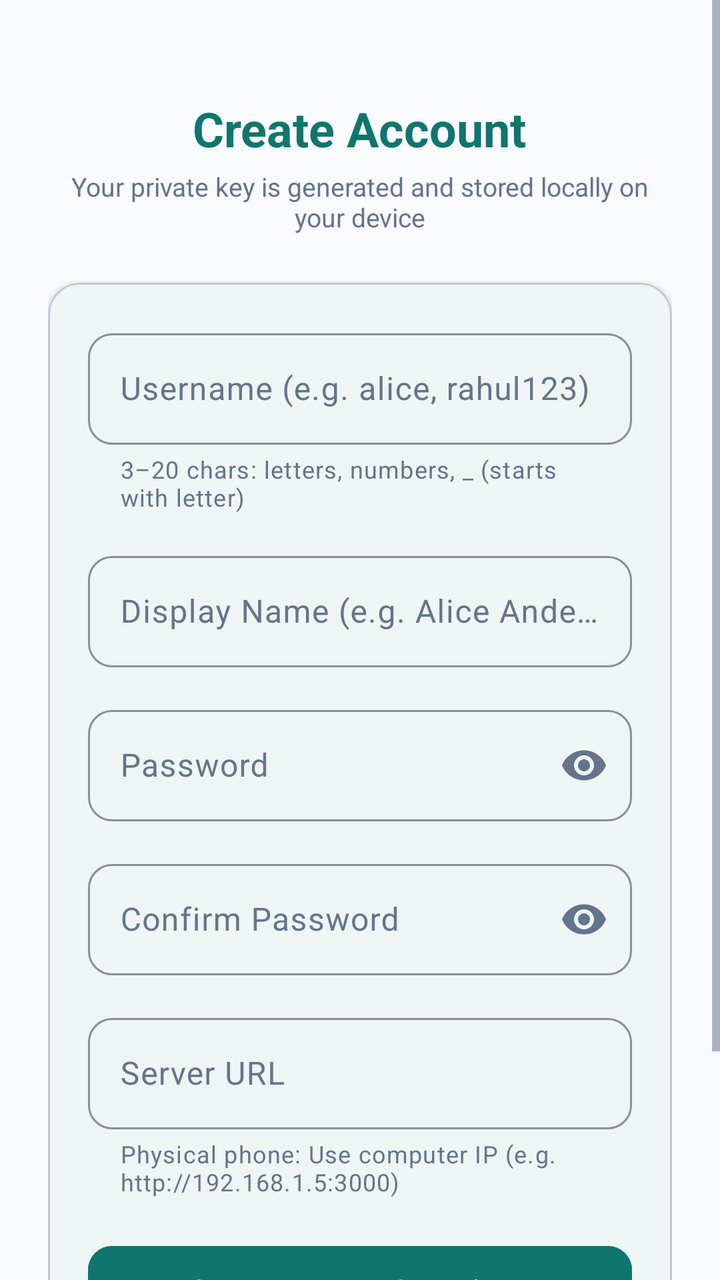
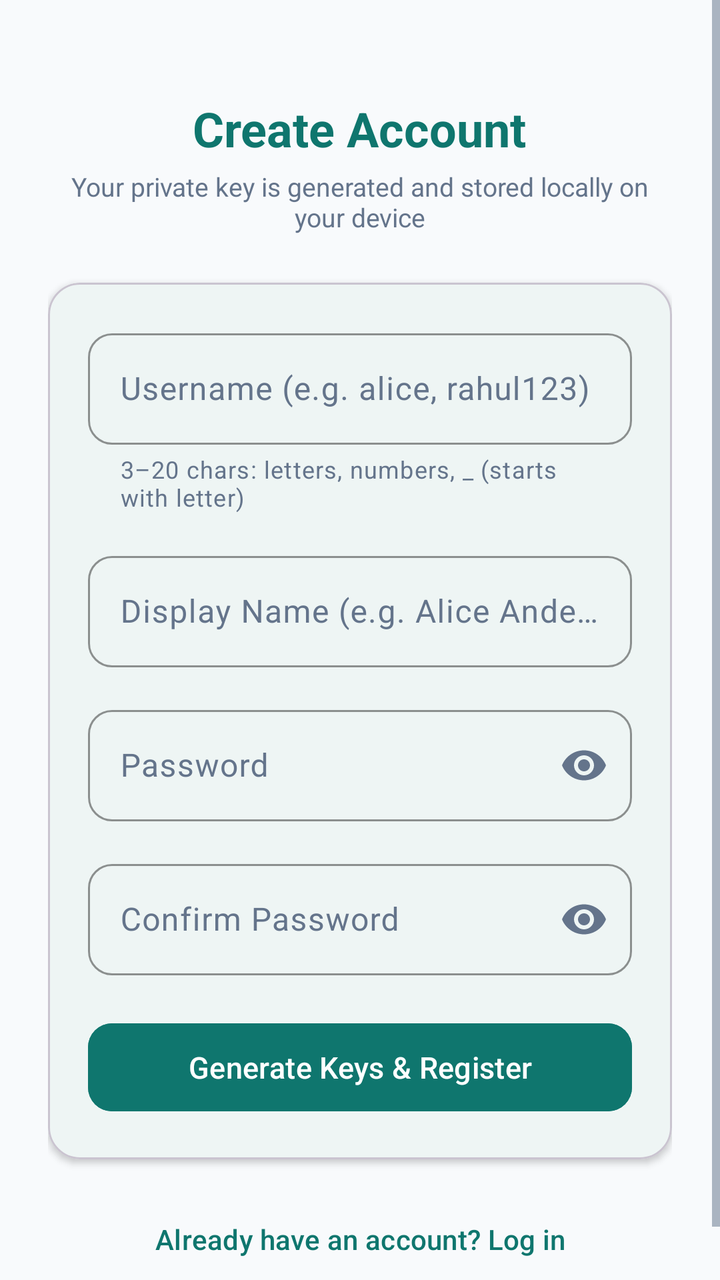

Two renders of the same Android screen: before a commit and after it. Below are the layout's source before the change and the commit's diff.
<!-- AndroidManifest.xml: application theme Theme.SimpleE2EEChat -->
<!-- res/layout/activity_register.xml -->
<?xml version="1.0" encoding="utf-8"?>
<ScrollView xmlns:android="http://schemas.android.com/apk/res/android"
    xmlns:app="http://schemas.android.com/apk/res-auto"
    android:layout_width="match_parent"
    android:layout_height="match_parent"
    android:fillViewport="true"
    android:background="@color/background_light">

    <LinearLayout
        android:layout_width="match_parent"
        android:layout_height="wrap_content"
        android:orientation="vertical"
        android:padding="24dp"
        android:gravity="center_horizontal">

        <TextView
            android:layout_width="wrap_content"
            android:layout_height="wrap_content"
            android:layout_marginTop="24dp"
            android:text="@string/register_title"
            android:textColor="@color/primary"
            android:textSize="24sp"
            android:textStyle="bold" />

        <TextView
            android:layout_width="wrap_content"
            android:layout_height="wrap_content"
            android:layout_marginTop="4dp"
            android:gravity="center"
            android:text="@string/register_subtitle"
            android:textColor="@color/text_secondary"
            android:textSize="13sp" />

        <com.google.android.material.card.MaterialCardView
            android:layout_width="match_parent"
            android:layout_height="wrap_content"
            android:layout_marginTop="24dp"
            app:cardCornerRadius="16dp"
            app:cardElevation="2dp"
            app:cardBackgroundColor="@color/surface_light">

            <LinearLayout
                android:layout_width="match_parent"
                android:layout_height="wrap_content"
                android:orientation="vertical"
                android:padding="20dp">

                
                <com.google.android.material.textfield.TextInputLayout
                    android:id="@+id/tilUsername"
                    android:layout_width="match_parent"
                    android:layout_height="wrap_content"
                    android:hint="@string/username_hint"
                    android:textColorHint="@color/text_secondary"
                    app:helperText="3–20 chars: letters, numbers, _ (starts with letter)"
                    app:helperTextTextColor="@color/text_secondary"
                    app:boxBackgroundMode="outline"
                    app:boxCornerRadiusTopStart="12dp"
                    app:boxCornerRadiusTopEnd="12dp"
                    app:boxCornerRadiusBottomStart="12dp"
                    app:boxCornerRadiusBottomEnd="12dp"
                    app:boxStrokeColor="@color/primary"
                    app:hintTextColor="@color/primary">

                    <com.google.android.material.textfield.TextInputEditText
                        android:id="@+id/etUsername"
                        android:layout_width="match_parent"
                        android:layout_height="wrap_content"
                        android:inputType="textNoSuggestions"
                        android:maxLines="1"
                        android:textColor="@color/text_primary"
                        android:textColorHint="@color/text_muted" />
                </com.google.android.material.textfield.TextInputLayout>

                
                <com.google.android.material.textfield.TextInputLayout
                    android:id="@+id/tilDisplayName"
                    android:layout_width="match_parent"
                    android:layout_height="wrap_content"
                    android:layout_marginTop="16dp"
                    android:hint="@string/display_name_hint"
                    android:textColorHint="@color/text_secondary"
                    app:boxBackgroundMode="outline"
                    app:boxCornerRadiusTopStart="12dp"
                    app:boxCornerRadiusTopEnd="12dp"
                    app:boxCornerRadiusBottomStart="12dp"
                    app:boxCornerRadiusBottomEnd="12dp"
                    app:boxStrokeColor="@color/primary"
                    app:hintTextColor="@color/primary">

                    <com.google.android.material.textfield.TextInputEditText
                        android:id="@+id/etDisplayName"
                        android:layout_width="match_parent"
                        android:layout_height="wrap_content"
                        android:inputType="textPersonName"
                        android:maxLines="1"
                        android:textColor="@color/text_primary"
                        android:textColorHint="@color/text_muted" />
                </com.google.android.material.textfield.TextInputLayout>

                
                <com.google.android.material.textfield.TextInputLayout
                    android:id="@+id/tilPassword"
                    android:layout_width="match_parent"
                    android:layout_height="wrap_content"
                    android:layout_marginTop="16dp"
                    android:hint="@string/password_hint"
                    android:textColorHint="@color/text_secondary"
                    app:boxBackgroundMode="outline"
                    app:boxCornerRadiusTopStart="12dp"
                    app:boxCornerRadiusTopEnd="12dp"
                    app:boxCornerRadiusBottomStart="12dp"
                    app:boxCornerRadiusBottomEnd="12dp"
                    app:boxStrokeColor="@color/primary"
                    app:hintTextColor="@color/primary"
                    app:endIconMode="password_toggle"
                    app:endIconTint="@color/text_secondary">

                    <com.google.android.material.textfield.TextInputEditText
                        android:id="@+id/etPassword"
                        android:layout_width="match_parent"
                        android:layout_height="wrap_content"
                        android:inputType="textPassword"
                        android:maxLines="1"
                        android:textColor="@color/text_primary"
                        android:textColorHint="@color/text_muted" />
                </com.google.android.material.textfield.TextInputLayout>

                
                <com.google.android.material.textfield.TextInputLayout
                    android:id="@+id/tilConfirmPassword"
                    android:layout_width="match_parent"
                    android:layout_height="wrap_content"
                    android:layout_marginTop="16dp"
                    android:hint="@string/confirm_password_hint"
                    android:textColorHint="@color/text_secondary"
                    app:boxBackgroundMode="outline"
                    app:boxCornerRadiusTopStart="12dp"
                    app:boxCornerRadiusTopEnd="12dp"
                    app:boxCornerRadiusBottomStart="12dp"
                    app:boxCornerRadiusBottomEnd="12dp"
                    app:boxStrokeColor="@color/primary"
                    app:hintTextColor="@color/primary"
                    app:endIconMode="password_toggle"
                    app:endIconTint="@color/text_secondary">

                    <com.google.android.material.textfield.TextInputEditText
                        android:id="@+id/etConfirmPassword"
                        android:layout_width="match_parent"
                        android:layout_height="wrap_content"
                        android:inputType="textPassword"
                        android:maxLines="1"
                        android:textColor="@color/text_primary"
                        android:textColorHint="@color/text_muted" />
                </com.google.android.material.textfield.TextInputLayout>

                
                <com.google.android.material.textfield.TextInputLayout
                    android:id="@+id/tilServerUrl"
                    android:layout_width="match_parent"
                    android:layout_height="wrap_content"
                    android:layout_marginTop="16dp"
                    android:hint="Server URL"
                    android:textColorHint="@color/text_secondary"
                    app:boxBackgroundMode="outline"
                    app:boxCornerRadiusTopStart="12dp"
                    app:boxCornerRadiusTopEnd="12dp"
                    app:boxCornerRadiusBottomStart="12dp"
                    app:boxCornerRadiusBottomEnd="12dp"
                    app:boxStrokeColor="@color/primary"
                    app:hintTextColor="@color/primary"
                    app:helperText="Physical phone: Use computer IP (e.g. http://192.168.1.5:3000)"
                    app:helperTextTextColor="@color/text_secondary"
                    app:helperTextEnabled="true">

                    <com.google.android.material.textfield.TextInputEditText
                        android:id="@+id/etServerUrl"
                        android:layout_width="match_parent"
                        android:layout_height="wrap_content"
                        android:inputType="textUri"
                        android:maxLines="1"
                        android:textColor="@color/text_primary"
                        android:textColorHint="@color/text_muted" />
                </com.google.android.material.textfield.TextInputLayout>

                <TextView
                    android:id="@+id/tvError"
                    android:layout_width="match_parent"
                    android:layout_height="wrap_content"
                    android:layout_marginTop="12dp"
                    android:textColor="@color/error_red"
                    android:textSize="13sp"
                    android:visibility="gone" />

                
                <com.google.android.material.button.MaterialButton
                    android:id="@+id/btnRegister"
                    android:layout_width="match_parent"
                    android:layout_height="52dp"
                    android:layout_marginTop="20dp"
                    android:text="@string/register_button"
                    android:textSize="15sp"
                    app:cornerRadius="12dp"
                    android:backgroundTint="@color/primary" />

                <ProgressBar
                    android:id="@+id/progressLoading"
                    android:layout_width="wrap_content"
                    android:layout_height="wrap_content"
                    android:layout_gravity="center_horizontal"
                    android:layout_marginTop="16dp"
                    android:indeterminateTint="@color/primary"
                    android:visibility="gone" />

            </LinearLayout>
        </com.google.android.material.card.MaterialCardView>

        <com.google.android.material.button.MaterialButton
            android:id="@+id/btnGoLogin"
            style="@style/Widget.Material3.Button.TextButton"
            android:layout_width="wrap_content"
            android:layout_height="wrap_content"
            android:layout_marginTop="16dp"
            android:text="@string/have_account"
            android:textColor="@color/primary" />

    </LinearLayout>
</ScrollView>
<!-- resources referenced by this layout -->
<resources>
  <color name="background_light">#F8FAFC</color>
  <color name="error_red">#EF4444</color>
  <color name="primary">#0F766E</color>
  <color name="surface_light">#FFFFFF</color>
  <color name="text_muted">#94A3B8</color>
  <color name="text_primary">#0F172A</color>
  <color name="text_secondary">#64748B</color>
  <string name="confirm_password_hint">Confirm Password</string>
  <string name="display_name_hint">Display Name (e.g. Alice Anderson)</string>
  <string name="have_account">Already have an account? Log in</string>
  <string name="password_hint">Password</string>
  <string name="register_button">Generate Keys &amp; Register</string>
  <string name="register_subtitle">Your private key is generated and stored locally on your device</string>
  <string name="register_title">Create Account</string>
  <string name="username_hint">Username (e.g. alice, rahul123)</string>
  <style name="Theme.SimpleE2EEChat" parent="Theme.Material3.Light.NoActionBar">
          <item name="colorPrimary">@color/primary</item>
          <item name="colorOnPrimary">@color/on_primary</item>
          <item name="colorPrimaryContainer">@color/primary_container</item>
          <item name="colorSecondary">@color/secondary</item>
  
          
          <item name="colorSurface">@color/surface_light</item>
          <item name="colorOnSurface">@color/text_primary</item>
          <item name="colorOnSurfaceVariant">@color/text_secondary</item>
          <item name="colorOutline">@color/tick_grey</item>
  
          
          <item name="android:textColor">@color/text_primary</item>
          <item name="android:textColorPrimary">@color/text_primary</item>
          <item name="android:textColorSecondary">@color/text_secondary</item>
          <item name="android:textColorHint">@color/text_muted</item>
          <item name="android:editTextColor">@color/text_primary</item>
          <item name="editTextColor">@color/text_primary</item>
  
          <item name="android:statusBarColor">@color/surface_light</item>
          <item name="android:windowLightStatusBar">true</item>
          <item name="android:windowBackground">@color/background_light</item>
      </style>
  <color name="on_primary">#FFFFFF</color>
  <color name="primary_container">#CCFBF1</color>
  <color name="secondary">#0369A1</color>
  <color name="tick_grey">#94A3B8</color>
</resources>

<!-- the commit's change to res/layout/activity_register.xml (unified diff, before → after) -->
@@ -154,35 +154,6 @@
                         android:textColorHint="@color/text_muted" />
                 </com.google.android.material.textfield.TextInputLayout>
 
-                
-                <com.google.android.material.textfield.TextInputLayout
-                    android:id="@+id/tilServerUrl"
-                    android:layout_width="match_parent"
-                    android:layout_height="wrap_content"
-                    android:layout_marginTop="16dp"
-                    android:hint="Server URL"
-                    android:textColorHint="@color/text_secondary"
-                    app:boxBackgroundMode="outline"
-                    app:boxCornerRadiusTopStart="12dp"
-                    app:boxCornerRadiusTopEnd="12dp"
-                    app:boxCornerRadiusBottomStart="12dp"
-                    app:boxCornerRadiusBottomEnd="12dp"
-                    app:boxStrokeColor="@color/primary"
-                    app:hintTextColor="@color/primary"
-                    app:helperText="Physical phone: Use computer IP (e.g. http://192.168.1.5:3000)"
-                    app:helperTextTextColor="@color/text_secondary"
-                    app:helperTextEnabled="true">
-
-                    <com.google.android.material.textfield.TextInputEditText
-                        android:id="@+id/etServerUrl"
-                        android:layout_width="match_parent"
-                        android:layout_height="wrap_content"
-                        android:inputType="textUri"
-                        android:maxLines="1"
-                        android:textColor="@color/text_primary"
-                        android:textColorHint="@color/text_muted" />
-                </com.google.android.material.textfield.TextInputLayout>
-
                 <TextView
                     android:id="@+id/tvError"
                     android:layout_width="match_parent"
